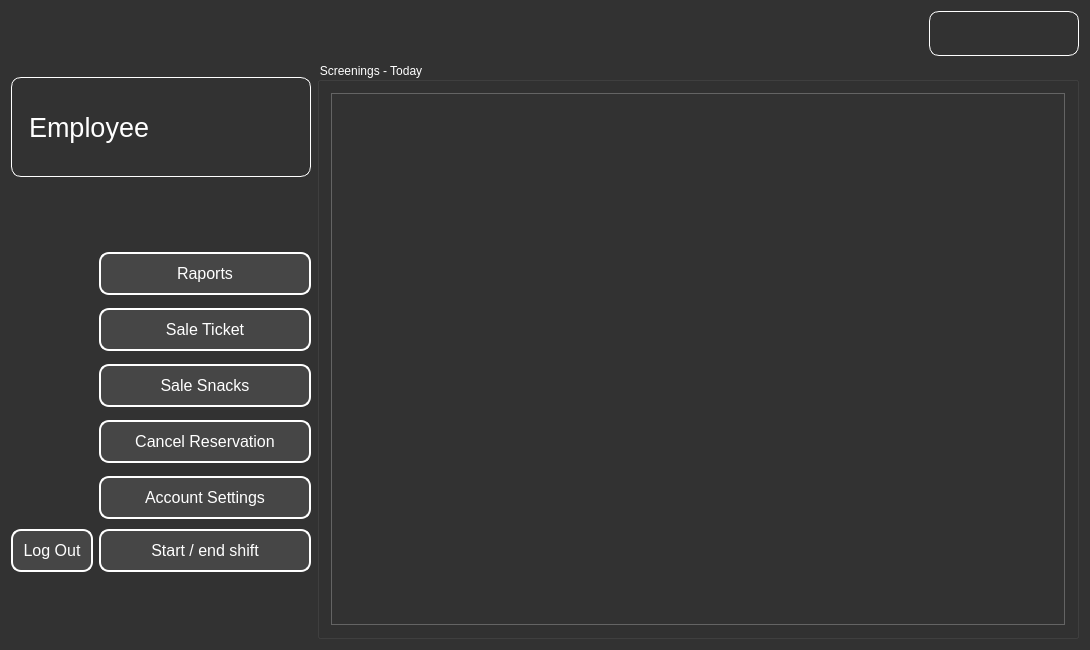
The window that EmployeePage.ui (JustKoshi/QTCinemaProject) describes before a commit, drawn with Qt 5.
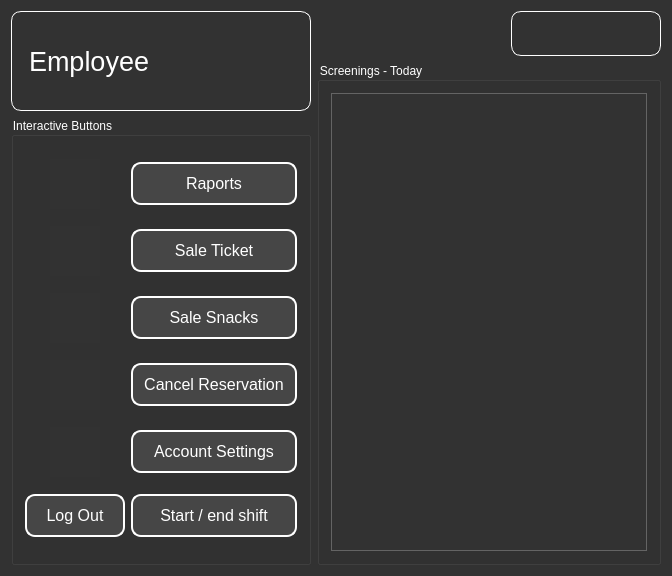
The same window after the commit. Icons and pictures are not drawn.

Commit message: Employee Page done

Patch:
```diff
--- a/EmployeePage.ui
+++ b/EmployeePage.ui
@@ -6,8 +6,8 @@
    <rect>
     <x>0</x>
     <y>0</y>
-    <width>1090</width>
-    <height>650</height>
+    <width>672</width>
+    <height>576</height>
    </rect>
   </property>
   <property name="maximumSize">
@@ -28,7 +28,7 @@
 background-color: rgb(50,50,50);
 }</string>
    </property>
-   <layout class="QHBoxLayout" name="horizontalLayout_2">
+   <layout class="QHBoxLayout" name="horizontalLayout_3">
     <item>
      <layout class="QVBoxLayout" name="verticalLayout_2">
       <item>
@@ -68,7 +68,90 @@
        </widget>
       </item>
       <item>
-       <layout class="QGridLayout" name="gridLayout">
+       <widget class="QGroupBox" name="groupBox_2">
+        <property name="styleSheet">
+         <string notr="true">QGroupBox{
+color: white;
+}</string>
+        </property>
+        <property name="title">
+         <string>Interactive Buttons</string>
+        </property>
+        <layout class="QHBoxLayout" name="horizontalLayout_2">
+         <item>
+          <layout class="QGridLayout" name="gridLayout_2">
+           <item row="1" column="0" alignment="Qt::AlignHCenter">
+            <widget class="QLabel" name="label_2">
+             <property name="minimumSize">
+              <size>
+               <width>50</width>
+               <height>50</height>
+              </size>
+             </property>
+             <property name="maximumSize">
+              <size>
+               <width>50</width>
+               <height>50</height>
+              </size>
+             </property>
+             <property name="styleSheet">
+              <string notr="true">QLabel{
+image: url(:/LoginScreen/Resource files/icons/ticket.png)
+}</string>
+             </property>
+             <property name="text">
+              <string/>
+             </property>
+            </widget>
+           </item>
+           <item row="4" column="0" alignment="Qt::AlignHCenter">
+            <widget class="QLabel" name="label_5">
+             <property name="minimumSize">
+              <size>
+               <width>50</width>
+               <height>50</height>
+              </size>
+             </property>
+             <property name="maximumSize">
+              <size>
+               <width>50</width>
+               <height>50</height>
+              </size>
+             </property>
+             <property name="styleSheet">
+              <string notr="true">QLabel{
+image: url(:/LoginScreen/Resource files/icons/gear.png)
+}</string>
+             </property>
+             <property name="text">
+              <string/>
+             </property>
+            </widget>
+           </item>
+           <item row="0" column="0" alignment="Qt::AlignHCenter">
+            <widget class="QLabel" name="label">
+             <property name="minimumSize">
+              <size>
+               <width>50</width>
+               <height>50</height>
+              </size>
+             </property>
+             <property name="maximumSize">
+              <size>
+               <width>50</width>
+               <height>50</height>
+              </size>
+             </property>
+             <property name="styleSheet">
+              <string notr="true">QLabel{
+image: url(:/LoginScreen/Resource files/icons/call-report-icon-3.png)
+}</string>
+             </property>
+             <property name="text">
+              <string/>
+             </property>
+            </widget>
+           </item>
         <item row="3" column="1">
          <widget class="QPushButton" name="pushButton_cancel_reservation">
           <property name="minimumSize">
@@ -105,78 +188,6 @@
           </property>
          </widget>
         </item>
-        <item row="0" column="1">
-         <widget class="QPushButton" name="pushButton_reports">
-          <property name="minimumSize">
-           <size>
-            <width>0</width>
-            <height>40</height>
-           </size>
-          </property>
-          <property name="font">
-           <font>
-            <pointsize>-1</pointsize>
-           </font>
-          </property>
-          <property name="styleSheet">
-           <string notr="true">   QPushButton {
-            background-color: rgb(70, 70, 70);
-            color: white;
-            border: 2px solid white;
-            border-radius: 10px;
-            padding: 10px;
-            font-size: 16px;
-        }
-        QPushButton:hover {
-            background-color: rgb(90, 90, 90);
-            border: 2px solid rgb(120, 120, 120);
-        }
-        QPushButton:pressed {
-            background-color: rgb(50, 50, 50);
-            border: 2px solid rgb(150, 150, 150);
-        }</string>
-          </property>
-          <property name="text">
-           <string>Raports</string>
-          </property>
-         </widget>
-        </item>
-        <item row="2" column="1">
-         <widget class="QPushButton" name="pushButton_snack_sale">
-          <property name="minimumSize">
-           <size>
-            <width>0</width>
-            <height>40</height>
-           </size>
-          </property>
-          <property name="font">
-           <font>
-            <pointsize>-1</pointsize>
-           </font>
-          </property>
-          <property name="styleSheet">
-           <string notr="true">   QPushButton {
-            background-color: rgb(70, 70, 70);
-            color: white;
-            border: 2px solid white;
-            border-radius: 10px;
-            padding: 10px;
-            font-size: 16px;
-        }
-        QPushButton:hover {
-            background-color: rgb(90, 90, 90);
-            border: 2px solid rgb(120, 120, 120);
-        }
-        QPushButton:pressed {
-            background-color: rgb(50, 50, 50);
-            border: 2px solid rgb(150, 150, 150);
-        }</string>
-          </property>
-          <property name="text">
-           <string>Sale Snacks</string>
-          </property>
-         </widget>
-        </item>
         <item row="4" column="1">
          <widget class="QPushButton" name="pushButton_account_settings">
           <property name="minimumSize">
@@ -213,6 +224,66 @@
           </property>
          </widget>
         </item>
+           <item row="0" column="1">
+            <widget class="QPushButton" name="pushButton_reports">
+             <property name="minimumSize">
+              <size>
+               <width>0</width>
+               <height>40</height>
+              </size>
+             </property>
+             <property name="font">
+              <font>
+               <pointsize>-1</pointsize>
+              </font>
+             </property>
+             <property name="styleSheet">
+              <string notr="true">   QPushButton {
+            background-color: rgb(70, 70, 70);
+            color: white;
+            border: 2px solid white;
+            border-radius: 10px;
+            padding: 10px;
+            font-size: 16px;
+        }
+        QPushButton:hover {
+            background-color: rgb(90, 90, 90);
+            border: 2px solid rgb(120, 120, 120);
+        }
+        QPushButton:pressed {
+            background-color: rgb(50, 50, 50);
+            border: 2px solid rgb(150, 150, 150);
+        }</string>
+             </property>
+             <property name="text">
+              <string>Raports</string>
+             </property>
+            </widget>
+           </item>
+           <item row="2" column="0" alignment="Qt::AlignHCenter">
+            <widget class="QLabel" name="label_3">
+             <property name="minimumSize">
+              <size>
+               <width>50</width>
+               <height>50</height>
+              </size>
+             </property>
+             <property name="maximumSize">
+              <size>
+               <width>50</width>
+               <height>50</height>
+              </size>
+             </property>
+             <property name="styleSheet">
+              <string notr="true">QLabel{
+image: url(:/LoginScreen/Resource files/icons/cashregister.png)
+}</string>
+             </property>
+             <property name="text">
+              <string/>
+             </property>
+            </widget>
+           </item>
         <item row="1" column="1">
          <widget class="QPushButton" name="pushButton_ticket_sale">
           <property name="minimumSize">
@@ -249,100 +320,7 @@
           </property>
          </widget>
         </item>
-        <item row="5" column="1">
-         <widget class="QPushButton" name="pushButton_checkOut">
-          <property name="minimumSize">
-           <size>
-            <width>0</width>
-            <height>40</height>
-           </size>
-          </property>
-          <property name="font">
-           <font>
-            <pointsize>-1</pointsize>
-           </font>
-          </property>
-          <property name="styleSheet">
-           <string notr="true">   QPushButton {
-            background-color: rgb(70, 70, 70);
-            color: white;
-            border: 2px solid white;
-            border-radius: 10px;
-            padding: 10px;
-            font-size: 16px;
-        }
-        QPushButton:hover {
-            background-color: rgb(90, 90, 90);
-            border: 2px solid rgb(120, 120, 120);
-        }
-        QPushButton:pressed {
-            background-color: rgb(50, 50, 50);
-            border: 2px solid rgb(150, 150, 150);
-        }</string>
-          </property>
-          <property name="text">
-           <string>Start / end shift</string>
-          </property>
-         </widget>
-        </item>
-        <item row="0" column="0">
-         <widget class="QLabel" name="label">
-          <property name="minimumSize">
-           <size>
-            <width>50</width>
-            <height>50</height>
-           </size>
-          </property>
-          <property name="maximumSize">
-           <size>
-            <width>50</width>
-            <height>50</height>
-           </size>
-          </property>
-          <property name="text">
-           <string/>
-          </property>
-         </widget>
-        </item>
-        <item row="1" column="0">
-         <widget class="QLabel" name="label_2">
-          <property name="minimumSize">
-           <size>
-            <width>50</width>
-            <height>50</height>
-           </size>
-          </property>
-          <property name="maximumSize">
-           <size>
-            <width>50</width>
-            <height>50</height>
-           </size>
-          </property>
-          <property name="text">
-           <string/>
-          </property>
-         </widget>
-        </item>
-        <item row="2" column="0">
-         <widget class="QLabel" name="label_3">
-          <property name="minimumSize">
-           <size>
-            <width>50</width>
-            <height>50</height>
-           </size>
-          </property>
-          <property name="maximumSize">
-           <size>
-            <width>50</width>
-            <height>50</height>
-           </size>
-          </property>
-          <property name="text">
-           <string/>
-          </property>
-         </widget>
-        </item>
-        <item row="3" column="0">
+           <item row="3" column="0" alignment="Qt::AlignHCenter">
          <widget class="QLabel" name="label_4">
           <property name="minimumSize">
            <size>
@@ -356,27 +334,49 @@
             <height>50</height>
            </size>
           </property>
+             <property name="styleSheet">
+              <string notr="true">QLabel{
+image: url(:/LoginScreen/Resource files/icons/1168582.png)
+}</string>
+             </property>
           <property name="text">
            <string/>
           </property>
          </widget>
         </item>
-        <item row="4" column="0">
-         <widget class="QLabel" name="label_5">
+           <item row="2" column="1">
+            <widget class="QPushButton" name="pushButton_snack_sale">
           <property name="minimumSize">
            <size>
-            <width>50</width>
-            <height>50</height>
-           </size>
-          </property>
-          <property name="maximumSize">
-           <size>
-            <width>50</width>
-            <height>50</height>
-           </size>
+               <width>0</width>
+               <height>40</height>
+              </size>
+             </property>
+             <property name="font">
+              <font>
+               <pointsize>-1</pointsize>
+              </font>
+             </property>
+             <property name="styleSheet">
+              <string notr="true">   QPushButton {
+            background-color: rgb(70, 70, 70);
+            color: white;
+            border: 2px solid white;
+            border-radius: 10px;
+            padding: 10px;
+            font-size: 16px;
+        }
+        QPushButton:hover {
+            background-color: rgb(90, 90, 90);
+            border: 2px solid rgb(120, 120, 120);
+        }
+        QPushButton:pressed {
+            background-color: rgb(50, 50, 50);
+            border: 2px solid rgb(150, 150, 150);
+        }</string>
           </property>
           <property name="text">
-           <string/>
+              <string>Sale Snacks</string>
           </property>
          </widget>
         </item>
@@ -388,6 +388,12 @@
             <height>40</height>
            </size>
           </property>
+             <property name="maximumSize">
+              <size>
+               <width>100</width>
+               <height>16777215</height>
+              </size>
+             </property>
           <property name="font">
            <font>
             <pointsize>-1</pointsize>
@@ -416,7 +422,46 @@
           </property>
          </widget>
         </item>
-       </layout>
+           <item row="5" column="1">
+            <widget class="QPushButton" name="pushButton_checkOut">
+             <property name="minimumSize">
+              <size>
+               <width>0</width>
+               <height>40</height>
+              </size>
+             </property>
+             <property name="font">
+              <font>
+               <pointsize>-1</pointsize>
+              </font>
+             </property>
+             <property name="styleSheet">
+              <string notr="true">   QPushButton {
+            background-color: rgb(70, 70, 70);
+            color: white;
+            border: 2px solid white;
+            border-radius: 10px;
+            padding: 10px;
+            font-size: 16px;
+        }
+        QPushButton:hover {
+            background-color: rgb(90, 90, 90);
+            border: 2px solid rgb(120, 120, 120);
+        }
+        QPushButton:pressed {
+            background-color: rgb(50, 50, 50);
+            border: 2px solid rgb(150, 150, 150);
+        }</string>
+             </property>
+             <property name="text">
+              <string>Start / end shift</string>
+             </property>
+            </widget>
+           </item>
+          </layout>
+         </item>
+        </layout>
+       </widget>
       </item>
      </layout>
     </item>
```
Left out of the diff: 4 changed lines with no effect on the pictures. Lines whose indentation alone changed are shown as unchanged. The commit also changes 1 other file.
